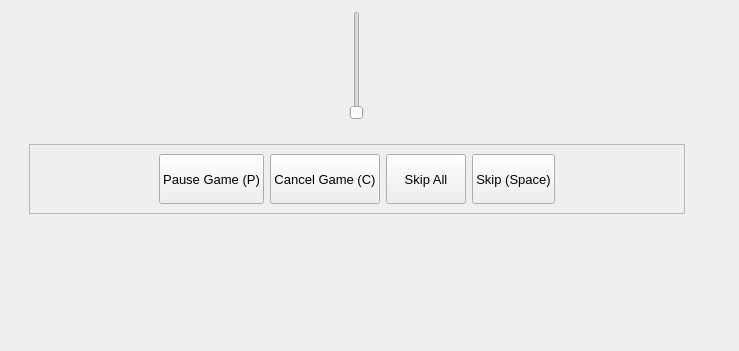
First picture: the form in ui/player.ui, repository tdauth/gustavsfairyland, before the edit.
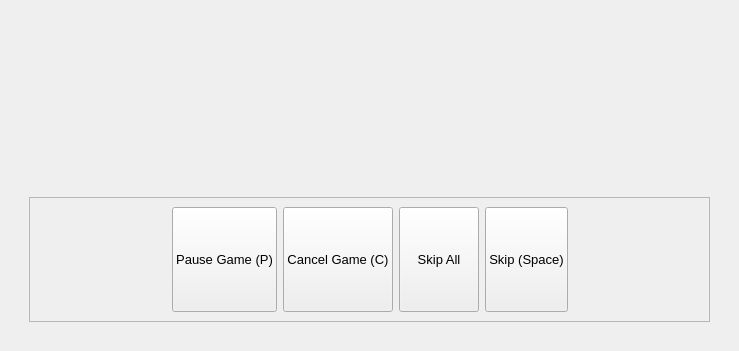
Second picture: the form after the edit. Icons and pictures are not drawn.

Commit message: Removed volume slider

```diff
--- a/ui/player.ui
+++ b/ui/player.ui
@@ -25,18 +25,22 @@
      <item>
       <layout class="QVBoxLayout" name="verticalLayout_3">
        <item>
-        <layout class="QHBoxLayout" name="videoPlayerLayout">
-         <item>
-          <widget class="QSlider" name="volumeSlider">
-           <property name="maximum">
-            <number>100</number>
-           </property>
-           <property name="orientation">
-            <enum>Qt::Vertical</enum>
-           </property>
-          </widget>
-         </item>
-        </layout>
+        <widget class="QLabel" name="descriptionLabel">
+         <property name="font">
+          <font>
+           <pointsize>24</pointsize>
+          </font>
+         </property>
+         <property name="text">
+          <string/>
+         </property>
+         <property name="alignment">
+          <set>Qt::AlignCenter</set>
+         </property>
+        </widget>
+       </item>
+       <item>
+        <layout class="QHBoxLayout" name="videoPlayerLayout"/>
        </item>
        <item>
         <layout class="QHBoxLayout" name="buttonsHorizontalLayout">
@@ -68,8 +72,8 @@
                    <rect>
                     <x>0</x>
                     <y>0</y>
-                    <width>663</width>
-                    <height>70</height>
+                    <width>685</width>
+                    <height>78</height>
                    </rect>
                   </property>
                   <layout class="QHBoxLayout" name="horizontalLayout_5">
@@ -223,19 +227,6 @@
          </item>
         </layout>
        </item>
-       <item>
-        <spacer name="verticalSpacer">
-         <property name="orientation">
-          <enum>Qt::Vertical</enum>
-         </property>
-         <property name="sizeHint" stdset="0">
-          <size>
-           <width>20</width>
-           <height>40</height>
-          </size>
-         </property>
-        </spacer>
-       </item>
       </layout>
      </item>
      <item>
@@ -247,21 +238,6 @@
      </item>
     </layout>
    </item>
-   <item>
-    <widget class="QLabel" name="descriptionLabel">
-     <property name="font">
-      <font>
-       <pointsize>24</pointsize>
-      </font>
-     </property>
-     <property name="text">
-      <string/>
-     </property>
-     <property name="alignment">
-      <set>Qt::AlignCenter</set>
-     </property>
-    </widget>
-   </item>
   </layout>
  </widget>
  <tabstops>
```
Left out of the diff: 3 changed lines with no effect on the pictures. The commit also changes 1 other file.
